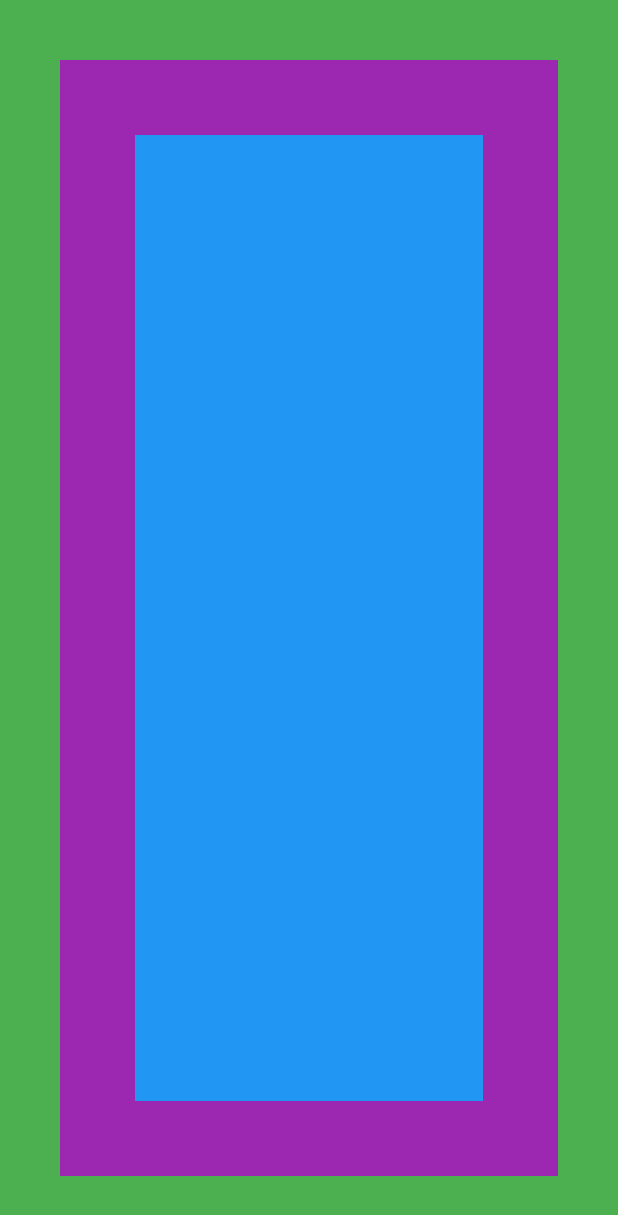
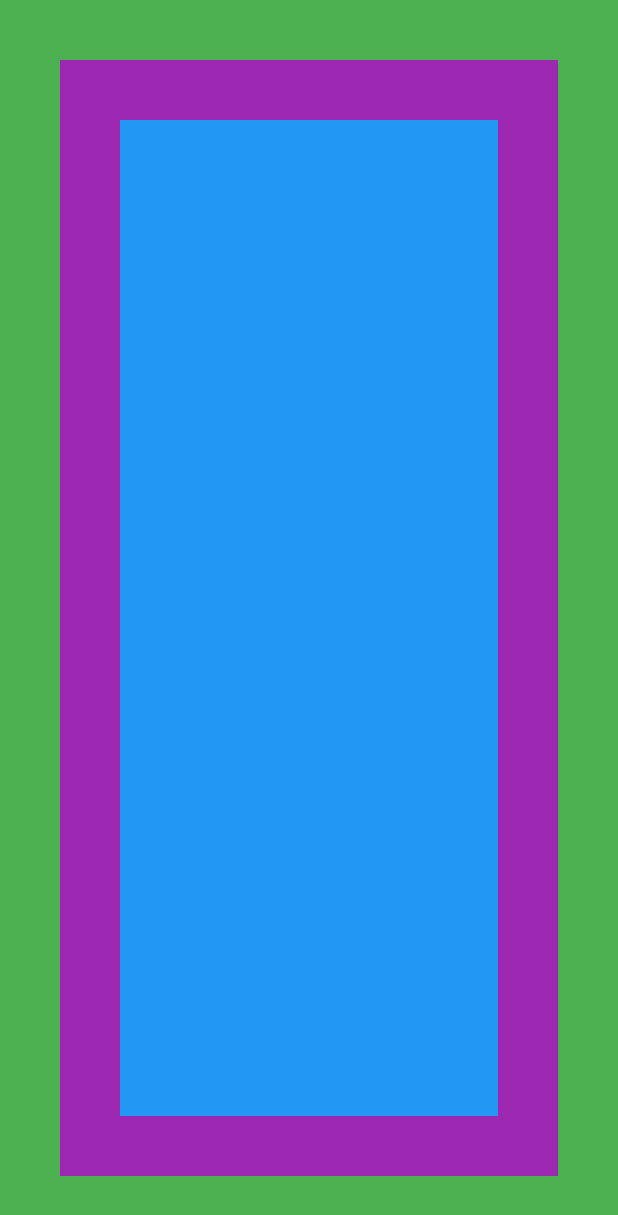
Before and after one commit to memtarhan/Become-a-Flutter-Developer, a Flutter app: the screen it shows after launch, on a phone screen of 412 x 824 dp. Shown: the top 1215 px of the screen. Run offline on Flutter 3.47's test engine with Material 3 defaults, Android fonts, the phone set to English and light mode, and no system bars; our stand-ins replace auto_size_text, cached_network_image, flutter_html, flutter_riverpod, flutter_slidable, flutter_svg and 2 more; missing offline and left inert: colorize_lumberdash, desktop_window, flutter_adaptive_scaffold, lumberdash.

Commit message:
<Flutter Cookbook>: Container with padding

```diff
--- a/flutter-cookbook/chapter_4/lib/immutable_widget.dart
+++ b/flutter-cookbook/chapter_4/lib/immutable_widget.dart
@@ -7,15 +7,11 @@ class ImmutableWidget extends StatelessWidget {
   Widget build(BuildContext context) {
     return Container(
       color: Colors.green,
-      child: Padding(
+      padding: const EdgeInsets.all(40.0),
+      child: Container(
+        color: Colors.purple,
         padding: const EdgeInsets.all(40.0),
-        child: Container(
-          color: Colors.purple,
-          child: Padding(
-            padding: const EdgeInsets.all(50.0),
-            child: Container(color: Colors.blue),
-          ),
-        ),
+        child: const ColoredBox(color: Colors.blue),
       ),
     );
   }
```
